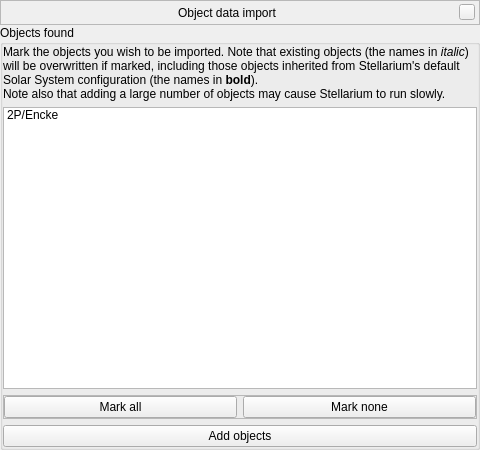
Old version of the form plugins/CometsAsteroidsImporter/src/gui/importWindow.ui in the repository 519984307/stellarium_src.
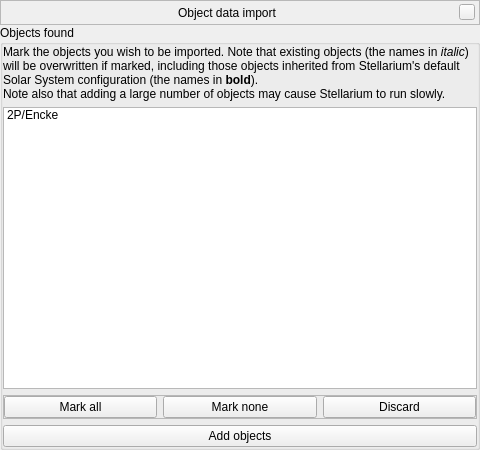
New version of the form. The open tabs and pages were chosen to show the change. Icons and pictures are not drawn. Custom widgets are drawn as their Qt base class.

Commit message: made the MPC import dialog persistent

Diff of the .ui file:
```diff
--- a/plugins/CometsAsteroidsImporter/src/gui/importWindow.ui
+++ b/plugins/CometsAsteroidsImporter/src/gui/importWindow.ui
@@ -519,6 +519,13 @@
                </property>
               </widget>
              </item>
+             <item>
+              <widget class="QPushButton" name="pushButtonDiscard">
+               <property name="text">
+                <string>Discard</string>
+               </property>
+              </widget>
+             </item>
             </layout>
            </widget>
           </item>
```
Left out of the diff: 1 changed line with no effect on the pictures. The commit also changes 4 other files.
